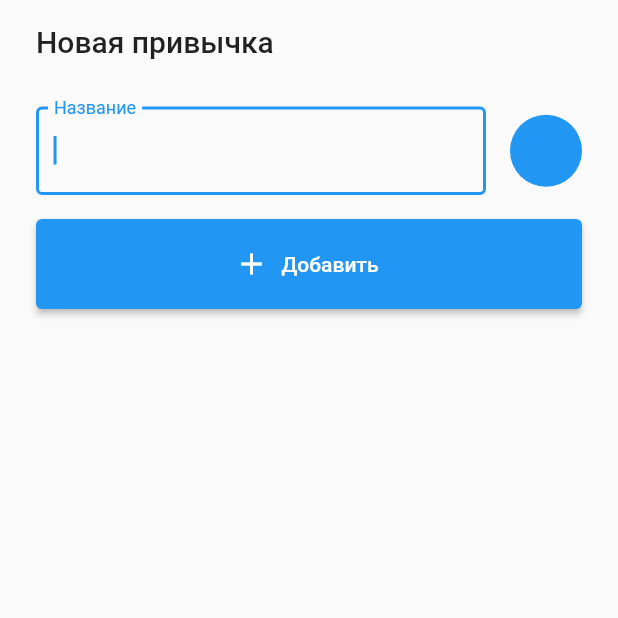
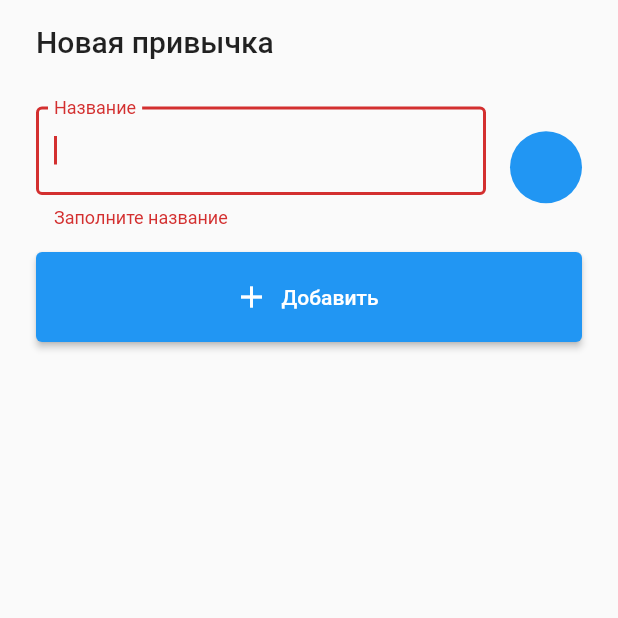
Before and after one commit to Vorkytaka/breaking_the_habit, a Flutter app: the NewHabitScreen screen opened directly, after a tap on "Добавить", on a phone screen of 412 x 824 dp, the top half of it. Run offline on Flutter 3.47's test engine with Material 2 defaults, Android fonts, the phone set to English and light mode, and no system bars.

Commit message:
* Color picker * Create habit

```diff
--- a/lib/ui/home/new_habit_screen.dart
+++ b/lib/ui/home/new_habit_screen.dart
@@ -1,14 +1,33 @@
+import 'package:breaking_the_habit/model/habit.dart';
 import 'package:flutter/material.dart';
 
-class NewHabitScreen extends StatelessWidget {
+import 'color_picker.dart';
+
+class NewHabitScreen extends StatefulWidget {
   const NewHabitScreen({
     Key? key,
   }) : super(key: key);
 
   @override
+  State<NewHabitScreen> createState() => _NewHabitScreenState();
+}
+
+class _NewHabitScreenState extends State<NewHabitScreen> {
+  Color _color = Colors.blue;
+
+  final TextEditingController _titleController = TextEditingController();
+
+  @override
+  void dispose() {
+    _titleController.dispose();
+    super.dispose();
+  }
+
+  @override
   Widget build(BuildContext context) {
     return Scaffold(
       body: SafeArea(
+        child: Form(
           child: ListView(
             physics: const ScrollPhysics(),
             shrinkWrap: true,
@@ -24,42 +43,76 @@ class NewHabitScreen extends StatelessWidget {
               const SizedBox(height: 32),
               Row(
                 children: [
-                const Expanded(
-                  child: TextField(
-                    decoration: InputDecoration(
+                  Expanded(
+                    child: TextFormField(
+                      controller: _titleController,
+                      decoration: const InputDecoration(
                         border: OutlineInputBorder(),
                         label: Text('Название'),
                       ),
                       maxLines: 1,
                       autofocus: true,
+                      validator: (str) {
+                        if (str == null || str.isEmpty) {
+                          return 'Заполните название';
+                        }
+
+                        return null;
+                      },
                     ),
                   ),
                   const SizedBox(width: 16),
                   InkResponse(
-                  onTap: () {},
+                    onTap: () async {
+                      final Color? selectedColor = await showModalBottomSheet(
+                        context: context,
+                        isScrollControlled: true,
+                        builder: (context) => const ColorPickerScreen(),
+                      );
+
+                      if (selectedColor != null) {
+                        setState(() {
+                          _color = selectedColor;
+                        });
+                      }
+                    },
                     child: Container(
                       width: 48,
                       height: 48,
-                    decoration: const BoxDecoration(
+                      decoration: BoxDecoration(
                         shape: BoxShape.circle,
-                      color: Colors.blue,
+                        color: _color,
                       ),
                     ),
                   ),
                 ],
               ),
               const SizedBox(height: 16),
-            SizedBox(
+              Builder(
+                builder: (context) => SizedBox(
                   height: 60,
                   child: ElevatedButton.icon(
-                onPressed: () {},
-                icon: Icon(Icons.add),
-                label: Text('Добавить'),
+                    onPressed: () {
+                      final form = Form.of(context)!;
+                      if (form.validate()) {
+                        // form.save();
+                        final color = _color;
+                        final title = _titleController.text;
+
+                        final habit = Habit(color: color, title: title);
+                        // todo: save
+                        Navigator.of(context).pop();
+                      }
+                    },
+                    icon: const Icon(Icons.add),
+                    label: const Text('Добавить'),
+                  ),
                 ),
               ),
             ],
           ),
         ),
+      ),
     );
   }
 }
```
Also changed, not shown: lib/ui/home/color_picker.dart (added, +55 -0 lines). Lines whose indentation alone changed are shown as unchanged.
